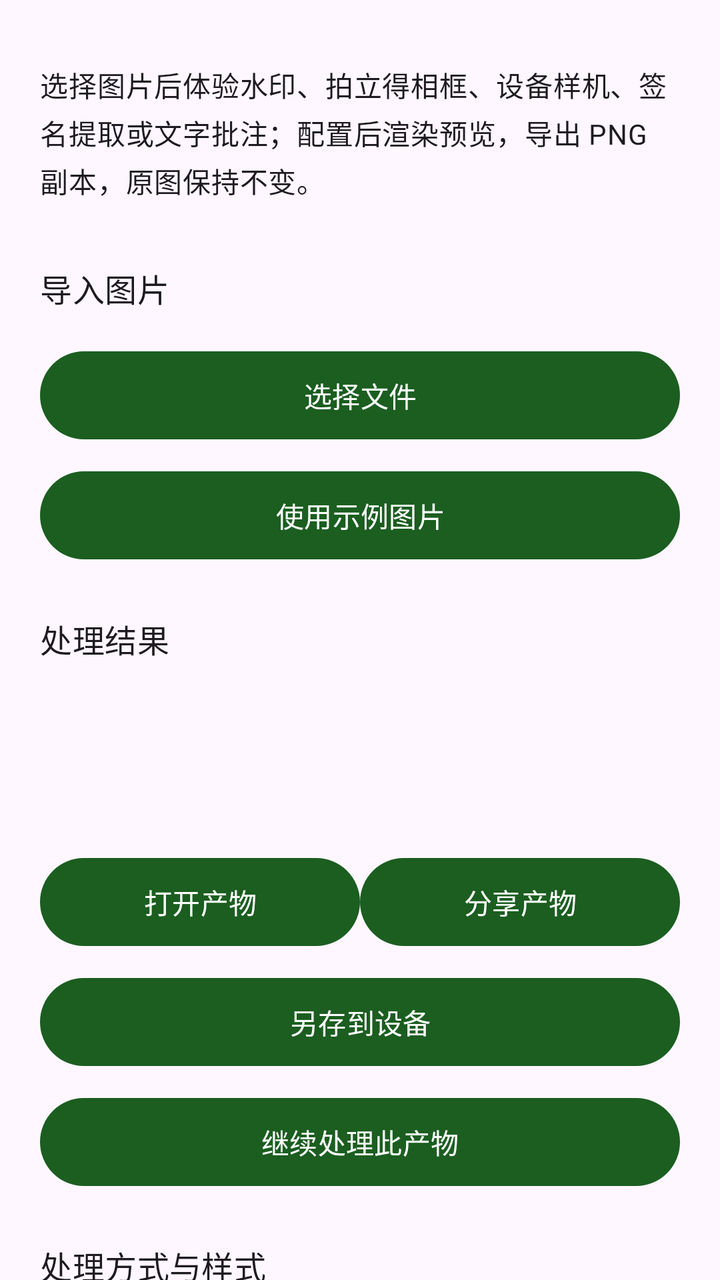
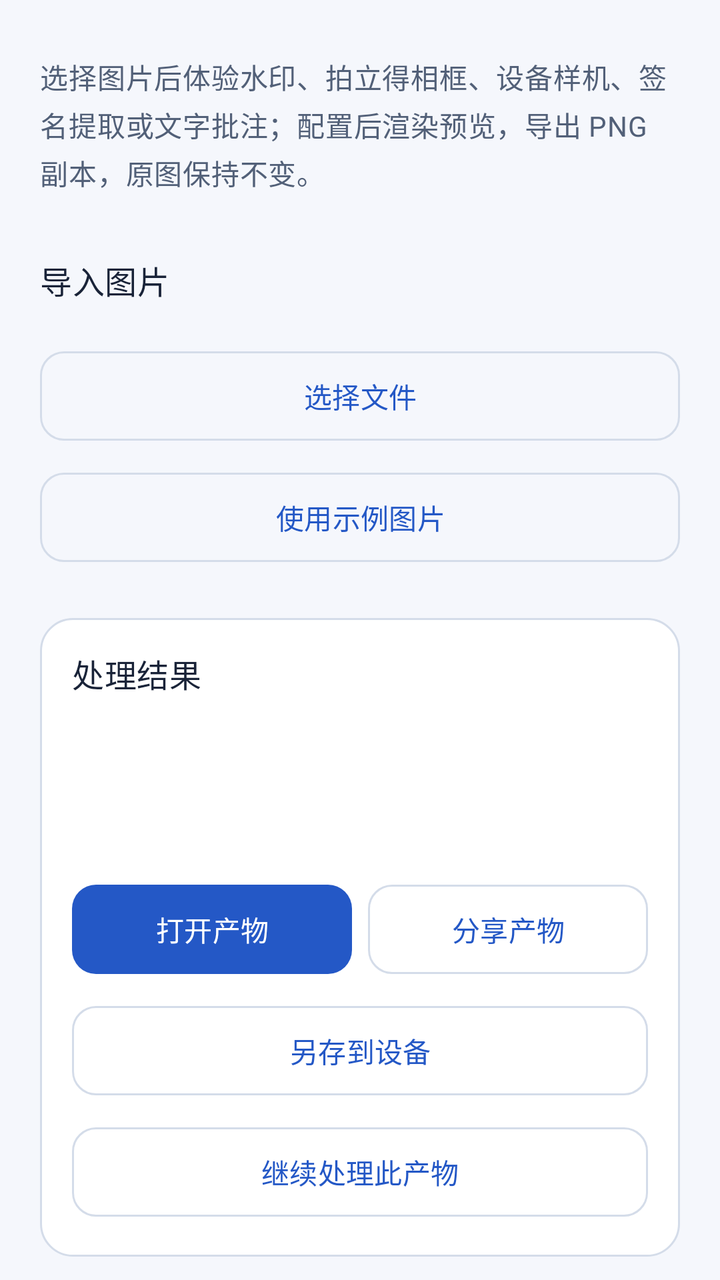

The first picture is an Android layout as it rendered before a commit; the second is the same layout after the commit. The layout source and the unified diff follow.
<!-- AndroidManifest.xml: another module's application theme Theme.DevLib -->
<!-- res/layout/demo_watermark.xml -->
<?xml version='1.0' encoding='utf-8'?>
<ScrollView xmlns:android="http://schemas.android.com/apk/res/android" android:layout_width="match_parent" android:layout_height="match_parent" android:fillViewport="true" android:scrollbars="none" android:clipToPadding="false">
    <LinearLayout style="@style/Demo.Page">
        <TextView style="@style/Demo.Label" android:text="@string/demo_watermark_intro" />
        <TextView style="@style/Demo.Heading" android:text="@string/demo_watermark_input" />
        <com.google.android.material.button.MaterialButton android:id="@+id/choose" style="@style/Demo.Button" android:text="@string/demo_choose" />
        <com.google.android.material.button.MaterialButton android:id="@+id/sample" style="@style/Demo.Button" android:text="@string/demo_sample" />
        <include android:id="@+id/result" layout="@layout/demo_output" />
        <TextView style="@style/Demo.Heading" android:text="@string/demo_image_mode" />
        <Spinner android:id="@+id/mode" android:layout_width="match_parent" android:layout_height="wrap_content" android:minHeight="48dp" />
        <Spinner android:id="@+id/styleChoice" android:layout_width="match_parent" android:layout_height="wrap_content" android:minHeight="48dp" />
        <com.google.android.material.textfield.TextInputLayout android:id="@+id/textInput" android:layout_width="match_parent" android:layout_height="wrap_content" android:hint="@string/demo_watermark_text">
            <com.google.android.material.textfield.TextInputEditText android:id="@+id/text" style="@style/Demo.Input" android:inputType="text" android:text="@string/demo_watermark_text_value" android:saveEnabled="true" />
        </com.google.android.material.textfield.TextInputLayout>
        <com.google.android.material.textfield.TextInputLayout android:id="@+id/sizeInput" android:layout_width="match_parent" android:layout_height="wrap_content" android:hint="@string/demo_watermark_size">
            <com.google.android.material.textfield.TextInputEditText android:id="@+id/size" style="@style/Demo.Input" android:inputType="numberDecimal" android:text="@string/demo_watermark_size_value" android:saveEnabled="true" />
        </com.google.android.material.textfield.TextInputLayout>
        <com.google.android.material.textfield.TextInputLayout android:id="@+id/alphaInput" android:layout_width="match_parent" android:layout_height="wrap_content" android:hint="@string/demo_watermark_alpha">
            <com.google.android.material.textfield.TextInputEditText android:id="@+id/alpha" style="@style/Demo.Input" android:inputType="number" android:text="@string/demo_watermark_alpha_value" android:saveEnabled="true" />
        </com.google.android.material.textfield.TextInputLayout>
        <com.google.android.material.textfield.TextInputLayout android:id="@+id/thresholdInput" android:layout_width="match_parent" android:layout_height="wrap_content" android:hint="@string/demo_image_threshold" android:visibility="gone"><com.google.android.material.textfield.TextInputEditText android:id="@+id/threshold" style="@style/Demo.Input" android:inputType="numberDecimal" android:text="@string/demo_image_threshold_default" /></com.google.android.material.textfield.TextInputLayout>
        <LinearLayout android:id="@+id/annotations" android:layout_width="match_parent" android:layout_height="wrap_content" android:orientation="vertical" android:visibility="gone">
        <TextView style="@style/Demo.Label" android:text="@string/demo_image_annotation_help" />
        <TextView android:id="@+id/annotationStatus" style="@style/Demo.Label" />
<com.google.android.material.button.MaterialButton android:id="@+id/addLabel" style="@style/Demo.Button" android:text="@string/demo_image_add_label" />
<com.google.android.material.button.MaterialButton android:id="@+id/undo" style="@style/Demo.Button" android:text="@string/demo_image_undo" />
<com.google.android.material.button.MaterialButton android:id="@+id/redo" style="@style/Demo.Button" android:text="@string/demo_image_redo" />
<com.google.android.material.button.MaterialButton android:id="@+id/clear" style="@style/Demo.Button" android:text="@string/demo_image_clear" />
</LinearLayout>
        <TextView style="@style/Demo.Heading" android:text="@string/demo_watermark_execute" />
        <com.google.android.material.button.MaterialButton android:id="@+id/render" style="@style/Demo.Button" android:text="@string/demo_watermark_render" />
    </LinearLayout>
</ScrollView>
<!-- res/layout/demo_output.xml (included above) -->
<?xml version='1.0' encoding='utf-8'?>
<LinearLayout xmlns:android="http://schemas.android.com/apk/res/android" style="@style/Demo.Page" android:padding="0dp">
    <TextView style="@style/Demo.Heading" android:text="@string/demo_output" />
    <TextView android:id="@+id/inputs" style="@style/Demo.Label" android:textIsSelectable="true" />
    <ImageView android:id="@+id/inputPreview" android:layout_width="match_parent" android:layout_height="200dp" android:scaleType="fitCenter" android:contentDescription="@string/workspace_original" android:visibility="gone" />
    <ProgressBar android:id="@+id/progress" style="?android:attr/progressBarStyleHorizontal" android:layout_width="match_parent" android:layout_height="wrap_content" android:visibility="gone" />
    <TextView android:id="@+id/message" style="@style/Demo.Label" android:textIsSelectable="true" />
    <ImageView android:id="@+id/preview" android:layout_width="match_parent" android:layout_height="wrap_content" android:adjustViewBounds="true" android:maxHeight="360dp" android:contentDescription="@string/demo_preview" android:visibility="gone" />
    <com.google.android.material.button.MaterialButton android:id="@+id/cancel" style="@style/Demo.Button" android:text="@string/demo_cancel" android:visibility="gone" />
    <LinearLayout android:layout_width="match_parent" android:layout_height="wrap_content" android:orientation="horizontal">
        <com.google.android.material.button.MaterialButton android:id="@+id/open" style="@style/Demo.Button" android:layout_width="0dp" android:layout_weight="1" android:text="@string/demo_open" />
        <com.google.android.material.button.MaterialButton android:id="@+id/share" style="@style/Demo.Button" android:layout_width="0dp" android:layout_weight="1" android:text="@string/demo_share" />
    </LinearLayout>
    <com.google.android.material.button.MaterialButton android:id="@+id/save" style="@style/Demo.Button" android:text="@string/workspace_save" />
    <com.google.android.material.button.MaterialButton android:id="@+id/continueWith" style="@style/Demo.Button" android:text="@string/workspace_continue" />
</LinearLayout>
<!-- resources referenced by this layout -->
<resources>
  <style name="Demo.Button" parent="">
          <item name="android:layout_width">match_parent</item>
          <item name="android:layout_height">wrap_content</item>
          <item name="android:minHeight">52dp</item>
          <item name="android:layout_marginTop">8dp</item>
      </style>
  <style name="Demo.Heading" parent="Demo.Label">
          <item name="android:textAppearance">?attr/textAppearanceTitleMedium</item>
          <item name="android:layout_marginTop">24dp</item>
      </style>
  <style name="Demo.Input" parent="">
          <item name="android:layout_width">match_parent</item>
          <item name="android:layout_height">wrap_content</item>
          <item name="android:minHeight">56dp</item>
          <item name="android:layout_marginTop">8dp</item>
          <item name="android:importantForAutofill">no</item>
      </style>
  <style name="Demo.Label" parent="">
          <item name="android:layout_width">match_parent</item>
          <item name="android:layout_height">wrap_content</item>
          <item name="android:textAppearance">?attr/textAppearanceBodyMedium</item>
          <item name="android:layout_marginTop">12dp</item>
          <item name="android:layout_marginBottom">8dp</item>
      </style>
  <style name="Demo.Page" parent="">
          <item name="android:orientation">vertical</item>
          <item name="android:padding">20dp</item>
          <item name="android:layout_width">match_parent</item>
          <item name="android:layout_height">wrap_content</item>
      </style>
  <style name="Theme.DevLib" parent="Theme.Material3.DayNight.NoActionBar">
          <item name="colorPrimary">@color/primary</item>
          <item name="colorOnPrimary">@color/on_primary</item>
          <item name="android:statusBarColor">@android:color/transparent</item>
          <item name="android:navigationBarColor">@android:color/transparent</item>
          <item name="android:windowLightStatusBar">true</item>
          <item name="android:windowLightNavigationBar">true</item>
          <item name="android:enforceNavigationBarContrast">false</item>
      </style>
  <color name="primary">#1B5E20</color>
  <color name="on_primary">#FFFFFF</color>
  <!-- unchanged entries left out for length: 28 -->
</resources>

<!-- the commit's change to res/layout/demo_watermark.xml (unified diff, before → after) -->
@@ -9,41 +9,41 @@
         <TextView style="@style/Demo.Heading" android:text="@string/demo_image_mode" />
         <Spinner android:id="@+id/mode" android:layout_width="match_parent" android:layout_height="wrap_content" android:minHeight="48dp" />
         <Spinner android:id="@+id/styleChoice" android:layout_width="match_parent" android:layout_height="wrap_content" android:minHeight="48dp" />
-        <com.google.android.material.textfield.TextInputLayout android:id="@+id/textInput" android:layout_width="match_parent" android:layout_height="wrap_content" android:hint="@string/demo_watermark_text">
+        <com.google.android.material.textfield.TextInputLayout style="@style/Demo.TextInputLayout" android:id="@+id/textInput" android:layout_width="match_parent" android:layout_height="wrap_content" android:hint="@string/demo_watermark_text">
             <com.google.android.material.textfield.TextInputEditText android:id="@+id/text" style="@style/Demo.Input" android:inputType="text" android:text="@string/demo_watermark_text_value" android:saveEnabled="true" />
         </com.google.android.material.textfield.TextInputLayout>
-        <com.google.android.material.textfield.TextInputLayout android:id="@+id/sizeInput" android:layout_width="match_parent" android:layout_height="wrap_content" android:hint="@string/demo_watermark_size">
+        <com.google.android.material.textfield.TextInputLayout style="@style/Demo.TextInputLayout" android:id="@+id/sizeInput" android:layout_width="match_parent" android:layout_height="wrap_content" android:hint="@string/demo_watermark_size">
             <com.google.android.material.textfield.TextInputEditText android:id="@+id/size" style="@style/Demo.Input" android:inputType="numberDecimal" android:text="@string/demo_watermark_size_value" android:saveEnabled="true" />
         </com.google.android.material.textfield.TextInputLayout>
-        <com.google.android.material.textfield.TextInputLayout android:id="@+id/alphaInput" android:layout_width="match_parent" android:layout_height="wrap_content" android:hint="@string/demo_watermark_alpha">
+        <com.google.android.material.textfield.TextInputLayout style="@style/Demo.TextInputLayout" android:id="@+id/alphaInput" android:layout_width="match_parent" android:layout_height="wrap_content" android:hint="@string/demo_watermark_alpha">
             <com.google.android.material.textfield.TextInputEditText android:id="@+id/alpha" style="@style/Demo.Input" android:inputType="number" android:text="@string/demo_watermark_alpha_value" android:saveEnabled="true" />
         </com.google.android.material.textfield.TextInputLayout>
-        <com.google.android.material.textfield.TextInputLayout android:id="@+id/thresholdInput" android:layout_width="match_parent" android:layout_height="wrap_content" android:hint="@string/demo_image_threshold" android:visibility="gone"><com.google.android.material.textfield.TextInputEditText android:id="@+id/threshold" style="@style/Demo.Input" android:inputType="numberDecimal" android:text="@string/demo_image_threshold_default" /></com.google.android.material.textfield.TextInputLayout>
+        <com.google.android.material.textfield.TextInputLayout style="@style/Demo.TextInputLayout" android:id="@+id/thresholdInput" android:layout_width="match_parent" android:layout_height="wrap_content" android:hint="@string/demo_image_threshold" android:visibility="gone"><com.google.android.material.textfield.TextInputEditText android:id="@+id/threshold" style="@style/Demo.Input" android:inputType="numberDecimal" android:text="@string/demo_image_threshold_default" /></com.google.android.material.textfield.TextInputLayout>
         <LinearLayout android:id="@+id/annotations" android:layout_width="match_parent" android:layout_height="wrap_content" android:orientation="vertical" android:visibility="gone">
         <TextView style="@style/Demo.Label" android:text="@string/demo_image_annotation_help" />
         <TextView android:id="@+id/annotationStatus" style="@style/Demo.Label" />
 <com.google.android.material.button.MaterialButton android:id="@+id/addLabel" style="@style/Demo.Button" android:text="@string/demo_image_add_label" />
 <com.google.android.material.button.MaterialButton android:id="@+id/undo" style="@style/Demo.Button" android:text="@string/demo_image_undo" />
 <com.google.android.material.button.MaterialButton android:id="@+id/redo" style="@style/Demo.Button" android:text="@string/demo_image_redo" />
-<com.google.android.material.button.MaterialButton android:id="@+id/clear" style="@style/Demo.Button" android:text="@string/demo_image_clear" />
+<com.google.android.material.button.MaterialButton android:id="@+id/clear" style="@style/Demo.Button.Danger" android:text="@string/demo_image_clear" />
 </LinearLayout>
         <TextView style="@style/Demo.Heading" android:text="@string/demo_watermark_execute" />
-        <com.google.android.material.button.MaterialButton android:id="@+id/render" style="@style/Demo.Button" android:text="@string/demo_watermark_render" />
+        <com.google.android.material.button.MaterialButton android:id="@+id/render" style="@style/Demo.Button.Primary" android:text="@string/demo_watermark_render" />
     </LinearLayout>
 </ScrollView>
 <!-- res/layout/demo_output.xml (included above) -->
 <?xml version='1.0' encoding='utf-8'?>
-<LinearLayout xmlns:android="http://schemas.android.com/apk/res/android" style="@style/Demo.Page" android:padding="0dp">
-    <TextView style="@style/Demo.Heading" android:text="@string/demo_output" />
+<LinearLayout xmlns:android="http://schemas.android.com/apk/res/android" style="@style/Demo.Page" android:padding="16dp" android:layout_marginTop="24dp" android:background="@drawable/demo_result_surface">
+    <TextView style="@style/Demo.Heading" android:layout_marginTop="0dp" android:text="@string/demo_output" />
     <TextView android:id="@+id/inputs" style="@style/Demo.Label" android:textIsSelectable="true" />
     <ImageView android:id="@+id/inputPreview" android:layout_width="match_parent" android:layout_height="200dp" android:scaleType="fitCenter" android:contentDescription="@string/workspace_original" android:visibility="gone" />
     <ProgressBar android:id="@+id/progress" style="?android:attr/progressBarStyleHorizontal" android:layout_width="match_parent" android:layout_height="wrap_content" android:visibility="gone" />
-    <TextView android:id="@+id/message" style="@style/Demo.Label" android:textIsSelectable="true" />
+    <TextView android:id="@+id/message" style="@style/Demo.Label" android:accessibilityLiveRegion="polite" android:textIsSelectable="true" />
     <ImageView android:id="@+id/preview" android:layout_width="match_parent" android:layout_height="wrap_content" android:adjustViewBounds="true" android:maxHeight="360dp" android:contentDescription="@string/demo_preview" android:visibility="gone" />
-    <com.google.android.material.button.MaterialButton android:id="@+id/cancel" style="@style/Demo.Button" android:text="@string/demo_cancel" android:visibility="gone" />
+    <com.google.android.material.button.MaterialButton android:id="@+id/cancel" style="@style/Demo.Button.Danger" android:text="@string/demo_cancel" android:visibility="gone" />
     <LinearLayout android:layout_width="match_parent" android:layout_height="wrap_content" android:orientation="horizontal">
-        <com.google.android.material.button.MaterialButton android:id="@+id/open" style="@style/Demo.Button" android:layout_width="0dp" android:layout_weight="1" android:text="@string/demo_open" />
-        <com.google.android.material.button.MaterialButton android:id="@+id/share" style="@style/Demo.Button" android:layout_width="0dp" android:layout_weight="1" android:text="@string/demo_share" />
+        <com.google.android.material.button.MaterialButton android:id="@+id/open" style="@style/Demo.Button.Primary" android:layout_marginEnd="4dp" android:layout_width="0dp" android:layout_weight="1" android:text="@string/demo_open" />
+        <com.google.android.material.button.MaterialButton android:id="@+id/share" style="@style/Demo.Button" android:layout_marginStart="4dp" android:layout_width="0dp" android:layout_weight="1" android:text="@string/demo_share" />
     </LinearLayout>
     <com.google.android.material.button.MaterialButton android:id="@+id/save" style="@style/Demo.Button" android:text="@string/workspace_save" />
     <com.google.android.material.button.MaterialButton android:id="@+id/continueWith" style="@style/Demo.Button" android:text="@string/workspace_continue" />
<!-- resource entries referenced after the edit -->
@@ -1,46 +1,130 @@
 <!-- resources referenced by this layout -->
 <resources>
-  <style name="Demo.Button" parent="">
+  <!-- drawable demo_result_surface (drawable) -->
+  <shape xmlns:android="http://schemas.android.com/apk/res/android" android:shape="rectangle">
+      <solid android:color="@color/dev_surface_card" />
+      <corners android:radius="16dp" />
+      <stroke android:width="1dp" android:color="@color/dev_outline_variant" />
+  </shape>
+  <style name="Demo.Button" parent="Widget.Material3.Button.OutlinedButton">
           <item name="android:layout_width">match_parent</item>
           <item name="android:layout_height">wrap_content</item>
-          <item name="android:minHeight">52dp</item>
+          <item name="android:minHeight">48dp</item>
+          <item name="android:minWidth">0dp</item>
           <item name="android:layout_marginTop">8dp</item>
+          <item name="android:textAllCaps">false</item>
+          <item name="cornerRadius">12dp</item>
+          <item name="strokeColor">@color/dev_outline_variant</item>
+          <item name="android:paddingTop">12dp</item>
+          <item name="android:paddingBottom">12dp</item>
+      </style>
+  <style name="Demo.Button.Danger" parent="Demo.Button">
+          <item name="android:textColor">@color/dev_error</item>
+      </style>
+  <style name="Demo.Button.Primary" parent="Widget.Material3.Button">
+          <item name="android:layout_width">match_parent</item>
+          <item name="android:layout_height">wrap_content</item>
+          <item name="android:minHeight">48dp</item>
+          <item name="android:minWidth">0dp</item>
+          <item name="android:layout_marginTop">8dp</item>
+          <item name="android:textAllCaps">false</item>
+          <item name="cornerRadius">12dp</item>
+          <item name="android:paddingTop">12dp</item>
+          <item name="android:paddingBottom">12dp</item>
       </style>
   <style name="Demo.Heading" parent="Demo.Label">
           <item name="android:textAppearance">?attr/textAppearanceTitleMedium</item>
+          <item name="android:textColor">@color/feature_res_on_surface</item>
           <item name="android:layout_marginTop">24dp</item>
+          <item name="android:layout_marginBottom">12dp</item>
+          <item name="android:accessibilityHeading">true</item>
       </style>
   <style name="Demo.Input" parent="">
           <item name="android:layout_width">match_parent</item>
           <item name="android:layout_height">wrap_content</item>
           <item name="android:minHeight">56dp</item>
-          <item name="android:layout_marginTop">8dp</item>
           <item name="android:importantForAutofill">no</item>
       </style>
   <style name="Demo.Label" parent="">
           <item name="android:layout_width">match_parent</item>
           <item name="android:layout_height">wrap_content</item>
           <item name="android:textAppearance">?attr/textAppearanceBodyMedium</item>
-          <item name="android:layout_marginTop">12dp</item>
+          <item name="android:textColor">@color/dev_on_surface_variant</item>
+          <item name="android:lineSpacingExtra">3dp</item>
+          <item name="android:layout_marginTop">8dp</item>
           <item name="android:layout_marginBottom">8dp</item>
       </style>
   <style name="Demo.Page" parent="">
           <item name="android:orientation">vertical</item>
           <item name="android:padding">20dp</item>
+          <item name="android:paddingBottom">32dp</item>
           <item name="android:layout_width">match_parent</item>
           <item name="android:layout_height">wrap_content</item>
       </style>
+  <style name="Demo.TextInputLayout" parent="Widget.Material3.TextInputLayout.OutlinedBox">
+          <item name="android:layout_marginTop">12dp</item>
+          <item name="boxCornerRadiusTopStart">12dp</item>
+          <item name="boxCornerRadiusTopEnd">12dp</item>
+          <item name="boxCornerRadiusBottomStart">12dp</item>
+          <item name="boxCornerRadiusBottomEnd">12dp</item>
+          <item name="boxBackgroundColor">@color/dev_surface_card</item>
+      </style>
   <style name="Theme.DevLib" parent="Theme.Material3.DayNight.NoActionBar">
-          <item name="colorPrimary">@color/primary</item>
-          <item name="colorOnPrimary">@color/on_primary</item>
+          <item name="colorPrimary">@color/dev_primary</item>
+          <item name="colorOnPrimary">@color/dev_on_primary</item>
+          <item name="colorPrimaryContainer">@color/dev_primary_container</item>
+          <item name="colorOnPrimaryContainer">@color/dev_on_primary_container</item>
+          <item name="colorSecondary">@color/dev_secondary</item>
+          <item name="colorOnSecondary">@color/dev_on_secondary</item>
+          <item name="colorSecondaryContainer">@color/dev_secondary_container</item>
+          <item name="colorOnSecondaryContainer">@color/dev_on_secondary_container</item>
+          <item name="colorTertiary">@color/dev_secondary</item>
+          <item name="colorOnTertiary">@color/dev_on_secondary</item>
+          <item name="colorTertiaryContainer">@color/dev_secondary_container</item>
+          <item name="colorOnTertiaryContainer">@color/dev_on_secondary_container</item>
+          <item name="android:colorBackground">@color/feature_res_surface</item>
+          <item name="android:windowBackground">@color/feature_res_surface</item>
+          <item name="colorOnBackground">@color/feature_res_on_surface</item>
+          <item name="colorSurface">@color/dev_surface_card</item>
+          <item name="colorOnSurface">@color/feature_res_on_surface</item>
+          <item name="colorSurfaceVariant">@color/dev_surface_variant</item>
+          <item name="colorOnSurfaceVariant">@color/dev_on_surface_variant</item>
+          <item name="colorSurfaceContainer">@color/dev_surface_card</item>
+          <item name="colorSurfaceContainerLow">@color/dev_surface_card</item>
+          <item name="colorSurfaceContainerHigh">@color/dev_surface_variant</item>
+          <item name="colorOutline">@color/dev_outline</item>
+          <item name="colorOutlineVariant">@color/dev_outline_variant</item>
+          <item name="colorError">@color/dev_error</item>
+          <item name="colorOnError">@color/dev_on_error</item>
+          <item name="colorErrorContainer">@color/dev_error_container</item>
+          <item name="colorOnErrorContainer">@color/dev_on_error_container</item>
+          <item name="textInputStyle">@style/Demo.TextInputLayout</item>
+          <item name="materialButtonStyle">@style/Demo.Button.Primary</item>
+          
+          <item name="android:windowLightStatusBar">@bool/dev_light_system_bars</item>
+          <item name="android:windowLightNavigationBar">@bool/dev_light_system_bars</item>
           <item name="android:statusBarColor">@android:color/transparent</item>
           <item name="android:navigationBarColor">@android:color/transparent</item>
-          <item name="android:windowLightStatusBar">true</item>
-          <item name="android:windowLightNavigationBar">true</item>
-          <item name="android:enforceNavigationBarContrast">false</item>
       </style>
-  <color name="primary">#1B5E20</color>
-  <color name="on_primary">#FFFFFF</color>
+  <color name="dev_surface_card">#FFFFFF</color>
+  <color name="dev_outline_variant">#D4DCE9</color>
+  <color name="dev_error">#B3261E</color>
+  <color name="feature_res_on_surface">#192338</color>
+  <color name="dev_on_surface_variant">#526078</color>
+  <color name="dev_primary">#2458C6</color>
+  <color name="dev_on_primary">#FFFFFF</color>
+  <color name="dev_primary_container">#DFE8FF</color>
+  <color name="dev_on_primary_container">#163567</color>
+  <color name="dev_secondary">#146C70</color>
+  <color name="dev_on_secondary">#FFFFFF</color>
+  <color name="dev_secondary_container">#D8F1F0</color>
+  <color name="dev_on_secondary_container">#124F53</color>
+  <color name="feature_res_surface">#F5F7FC</color>
+  <color name="dev_surface_variant">#E9EDF5</color>
+  <color name="dev_outline">#738098</color>
+  <color name="dev_on_error">#FFFFFF</color>
+  <color name="dev_error_container">#FCE3DF</color>
+  <color name="dev_on_error_container">#761F19</color>
   <!-- unchanged entries left out for length: 28 -->
 </resources>
 
